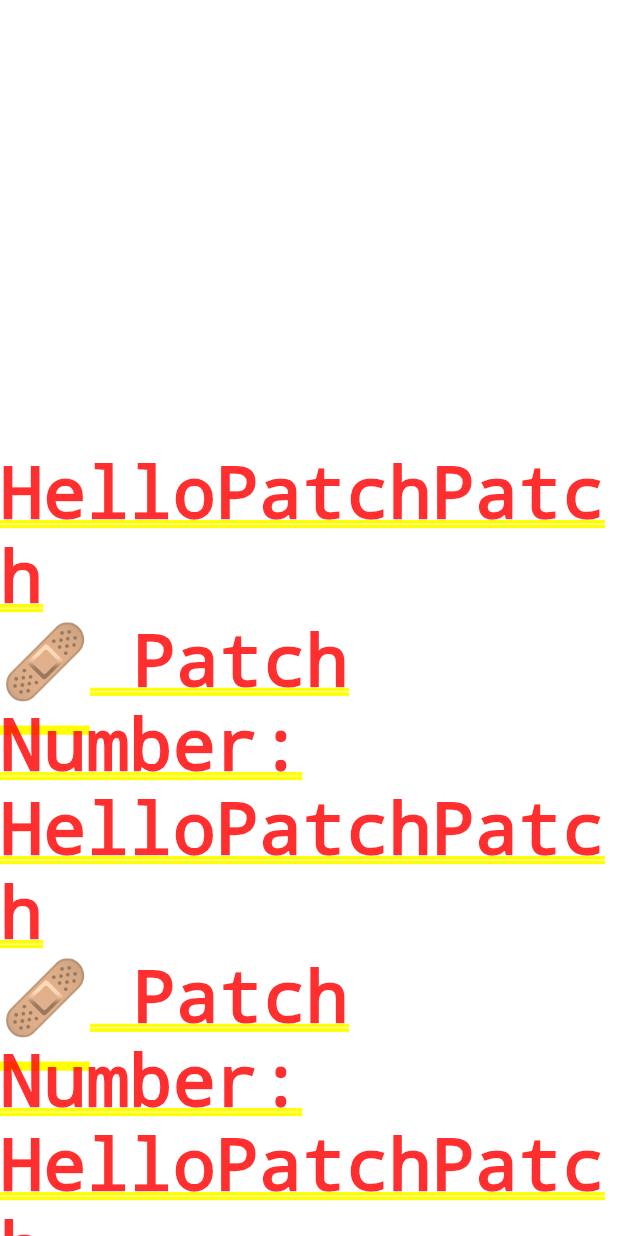
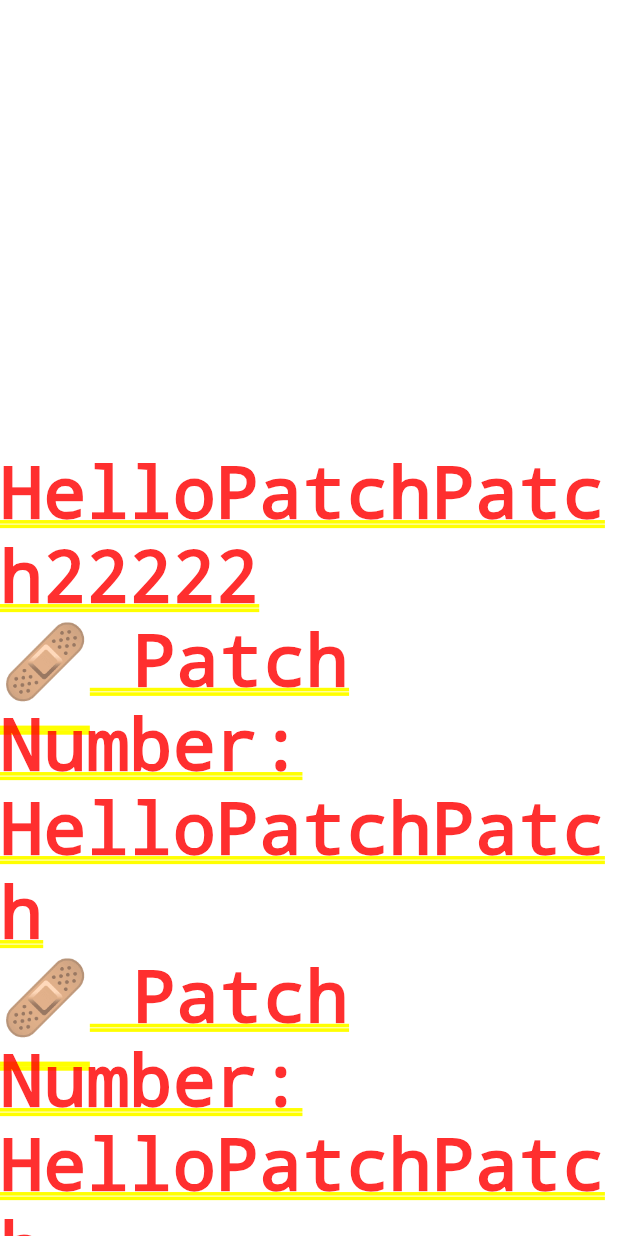
Before and after one commit to bingningO/flutter-shorebird-test, a Flutter app: the screen it shows after launch, on a phone screen of 412 x 824 dp. Run offline on Flutter 3.47's test engine with Material 3 defaults, Android fonts, the phone set to English and light mode, and no system bars; missing offline and left inert: shorebird_code_push; statements that could not run were skipped.

Commit message:
new change

```diff
--- a/lib/version_info.dart
+++ b/lib/version_info.dart
@@ -37,7 +37,7 @@ class _VersionInfoWidgetState extends State<VersionInfoWidget> {
       children: [
         SizedBox(height: 300),
         // Text('📦 Release Version: $_releaseVersion'),
-        Text("HelloPatchPatch \n🩹 Patch Number: $_patchNumber"),
+        Text("HelloPatchPatch22222 \n🩹 Patch Number: $_patchNumber"),
         Text("HelloPatchPatch \n🩹 Patch Number: $_patchNumber"),
         Text("HelloPatchPatch \n🩹 Patch Number: $_patchNumber"),
       ],
```
